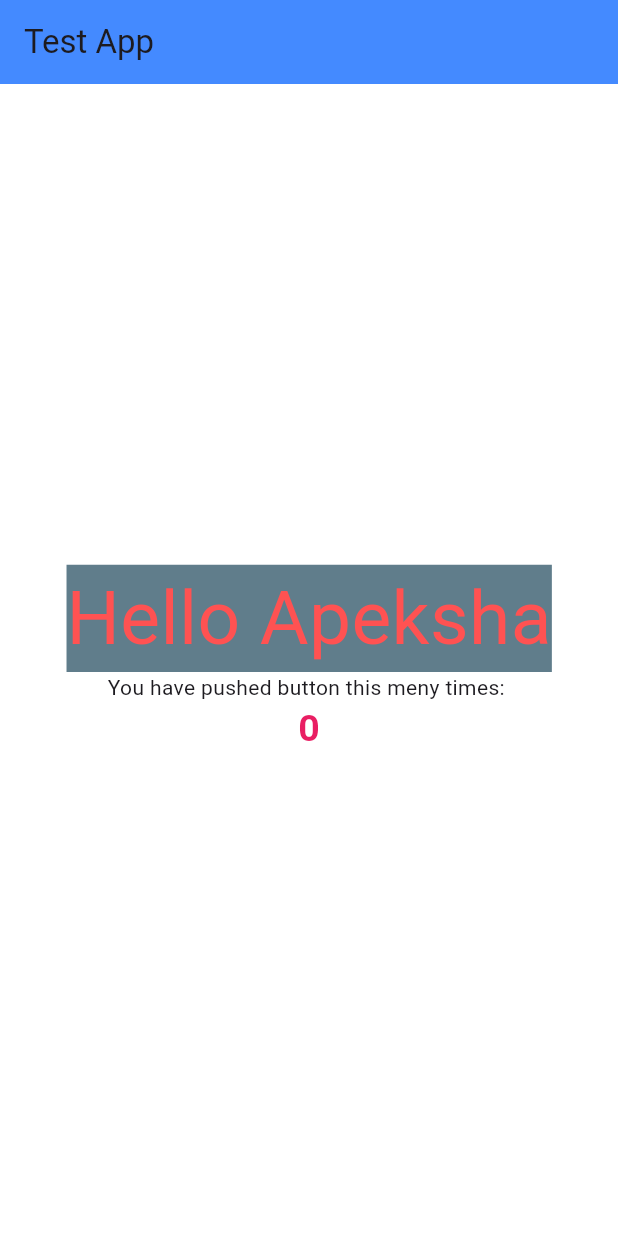
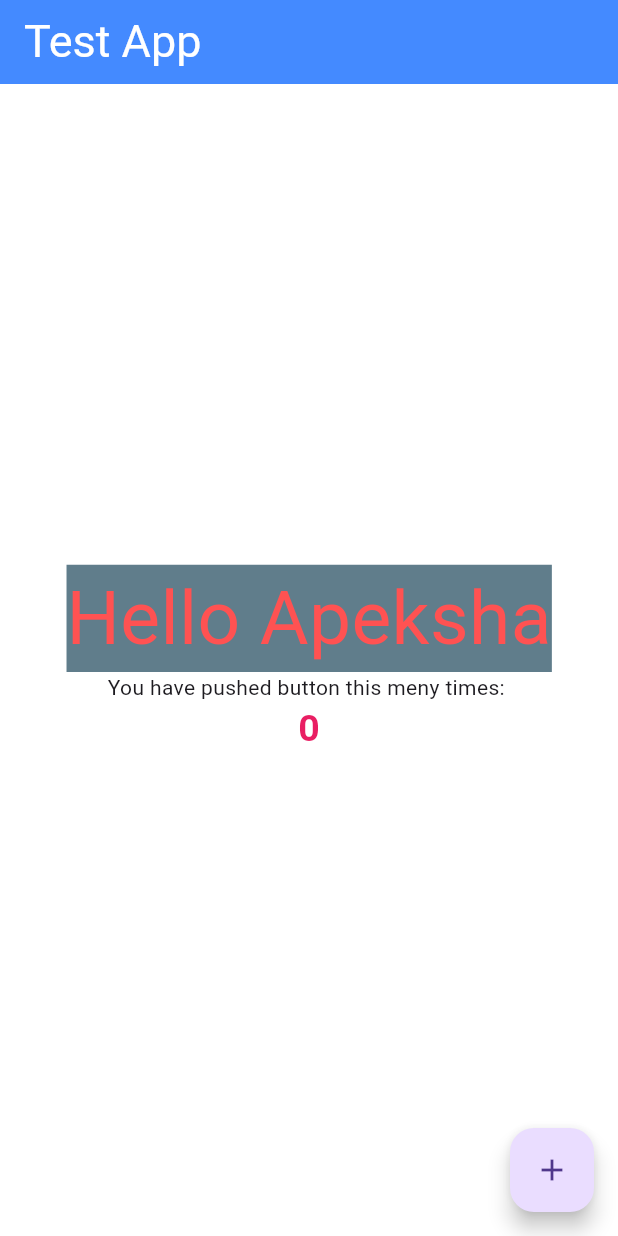
Before and after one commit to Apeksha-P/Flutter-Basic-projects, a Flutter app: the screen it shows after launch, on a phone screen of 412 x 824 dp. Run offline on Flutter 3.47's test engine with Material 3 defaults, Android fonts, the phone set to English and light mode, and no system bars.

Commit message:
Content update

```diff
--- a/flutter_basic/lib/main.dart
+++ b/flutter_basic/lib/main.dart
@@ -13,16 +13,33 @@ class MyApp extends StatelessWidget{
     );
   }
 }
-class HomePage extends StatelessWidget {
+class HomePage extends StatefulWidget {
   const HomePage({super.key});
 
   @override
+  State<HomePage> createState() => HomePageState();
+}
+
+class HomePageState extends State<HomePage> {
+  int value =0;
+  void increement(){
+    setState(() {
+      value++;
+      print(value);
+    });
+
+  }
+ @override
   Widget build(BuildContext context) {
+
     return Scaffold(
       backgroundColor: Colors.white,
       appBar: AppBar(
         backgroundColor: Colors.blueAccent,
-        title: Text("Test App"),
+        title: Text("Test App", style: TextStyle(
+          fontSize: 30,
+          color: Colors.white,
+        ),),
       ),
       body: Center(
         child: Column(
@@ -34,7 +51,7 @@ class HomePage extends StatelessWidget {
               backgroundColor: Colors.blueGrey,
             ),),
             Text("You have pushed button this meny times: "),
-            Text("0", style: TextStyle(
+            Text("$value", style: TextStyle(
               fontSize: 25,
               color: Colors.pink,
               fontWeight: FontWeight.bold,
@@ -42,6 +59,56 @@ class HomePage extends StatelessWidget {
           ],
         ),
       ),
+      floatingActionButton: FloatingActionButton(
+        child: Icon(Icons.add),
+        onPressed: increement
+      ),
     );
   }
 }
+// class HomePage extends StatelessWidget {
+//   const HomePage({super.key});
+
+//   @override
+//   Widget build(BuildContext context) {
+//     int value =0;
+//   void increement(){
+//     value++;
+//     print(value);
+//   }
+//     return Scaffold(
+//       backgroundColor: Colors.white,
+//       appBar: AppBar(
+//         backgroundColor: Colors.blueAccent,
+//         title: Text("Test App", style: TextStyle(
+//           fontSize: 30,
+//           color: Colors.white,
+//         ),),
+//       ),
+//       body: Center(
+//         child: Column(
+//           mainAxisAlignment: MainAxisAlignment.center,
+//           children: [
+//             Text("Hello Apeksha",style: TextStyle(
+//               color: Colors.redAccent,
+//               fontSize: 50,
+//               backgroundColor: Colors.blueGrey,
+//             ),),
+//             Text("You have pushed button this meny times: "),
+//             Text("$value", style: TextStyle(
+//               fontSize: 25,
+//               color: Colors.pink,
+//               fontWeight: FontWeight.bold,
+//             ),),
+//           ],
+//         ),
+//       ),
+//       floatingActionButton: FloatingActionButton(
+//         child: Icon(Icons.add),
+//         onPressed: (){
+//           increement();
+//         },
+//       ),
+//     );
+//   }
+// }
```
